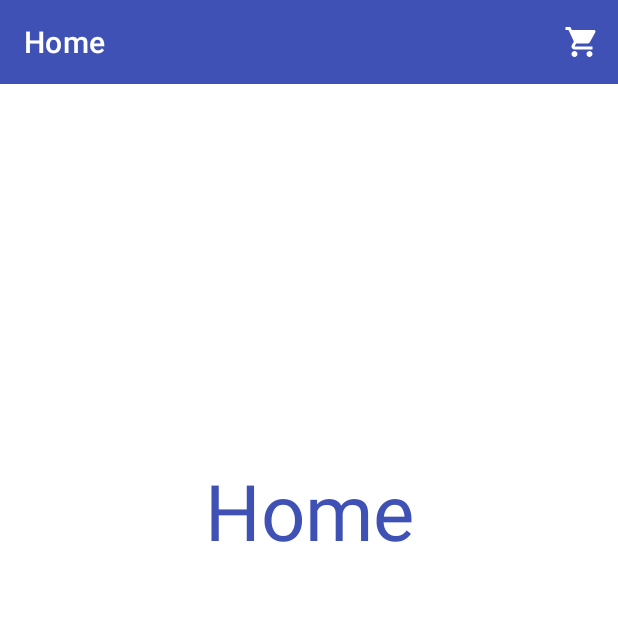
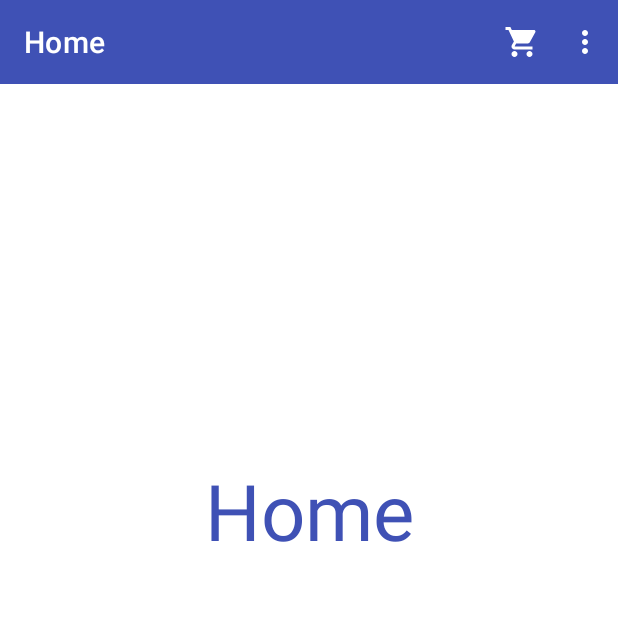
Before and after one commit to kimonkremizas/roll-call-android, an Android app: the screen it shows after launch (MainActivity), on a phone screen of 412 x 824 dp, the top half of it. Run offline under Robolectric (Android 15) with nearby library versions, the phone set to English and light mode, and no system bars; our stand-ins replace navigation-ui.

Commit message:
Removed comments

```diff
--- a/app/src/main/res/menu/nav_drawer_menu.xml
+++ b/app/src/main/res/menu/nav_drawer_menu.xml
@@ -23,9 +23,9 @@
             android:title="@string/deeplink" />
     </group>
     <!-- TODO STEP 9.8 - Add a menu item for settings_fragment -->
-    <!--<item-->
-        <!--android:id="@+id/settings_dest"-->
-        <!--android:icon="@drawable/ic_settings"-->
-        <!--android:title="@string/settings" />-->
+    <item
+        android:id="@+id/settings_dest"
+        android:icon="@drawable/ic_settings"
+        android:title="@string/settings" />
     <!-- TODO END STEP 9.8 -->
 </menu>
--- a/app/src/main/res/menu/overflow_menu.xml
+++ b/app/src/main/res/menu/overflow_menu.xml
@@ -13,10 +13,10 @@
   -->
 <menu xmlns:android="http://schemas.android.com/apk/res/android">
     <!-- TODO Step 9.1 - Add an item for the settings fragment -->
-    <!--<item-->
-        <!--android:id="@+id/settings_dest"-->
-        <!--android:icon="@drawable/ic_settings"-->
-        <!--android:menuCategory="secondary"-->
-        <!--android:title="@string/settings" />-->
+    <item
+        android:id="@+id/settings_dest"
+        android:icon="@drawable/ic_settings"
+        android:menuCategory="secondary"
+        android:title="@string/settings" />
     <!-- TODO END STEP 9.1 -->
 </menu>
```
